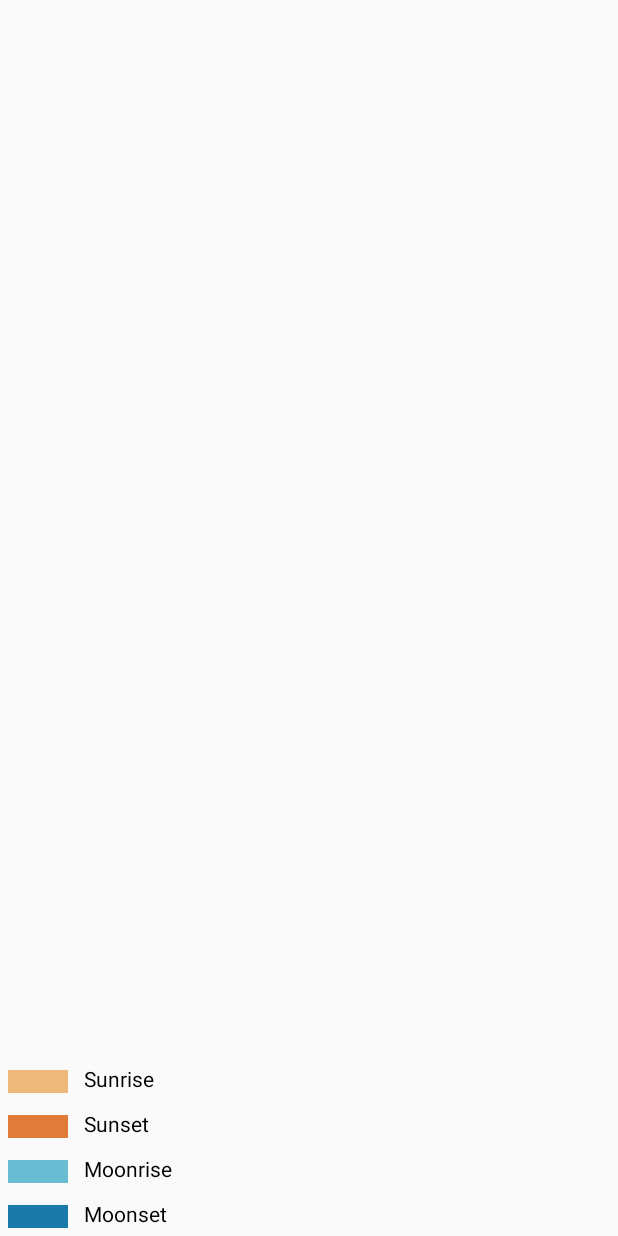
After one commit to pavelber/moonsun, an Android app: the layout activity_legend.xml on its own in the app's theme, with its tools: preview values and no code run, on a phone screen of 412 x 824 dp. The commit adds this screen. Run offline under Robolectric (Android 15) with nearby library versions, the phone set to English and light mode, and no system bars.

Commit message:
transparent view

```diff
--- a/app/build.gradle
+++ b/app/build.gradle
@@ -11,7 +11,7 @@ android {
         applicationId "org.bernshtam.moonandsun"
         minSdkVersion 26
         targetSdkVersion 29
-        versionCode 2
+        versionCode 4
         versionName "1.0"
         testInstrumentationRunner "androidx.test.runner.AndroidJUnitRunner"
 
@@ -42,6 +42,7 @@ dependencies {
     implementation 'androidx.core:core-ktx:1.3.1'
     implementation 'com.google.android.gms:play-services-maps:17.0.0'
     implementation 'androidx.wear:wear:1.0.0'
+    implementation 'androidx.constraintlayout:constraintlayout:1.1.3'
     testImplementation 'junit:junit:4.13'
     androidTestImplementation 'androidx.test.ext:junit:1.1.2'
     androidTestImplementation 'androidx.test.espresso:espresso-core:3.3.0'
--- a/app/src/main/AndroidManifest.xml
+++ b/app/src/main/AndroidManifest.xml
@@ -13,7 +13,6 @@
     <uses-permission android:name="android.permission.INTERNET" />
 
     <application
-
         android:allowBackup="true"
         android:icon="@mipmap/ic_launcher"
         android:label="@string/app_name"
@@ -21,8 +20,11 @@
         android:supportsRtl="true"
         android:theme="@style/AppTheme">
 
-        <uses-library android:name="com.google.android.maps"   android:required="false" />
+        <activity android:name=".LegendActivity" android:theme="@style/Theme.Transparent"></activity>
 
+        <uses-library
+            android:name="com.google.android.maps"
+            android:required="false" />
         <!--
                Set to true if your app is Standalone, that is, it does not require the handheld
                app to run.
@@ -30,8 +32,6 @@
         <meta-data
             android:name="com.google.android.wearable.standalone"
             android:value="true" />
-
-
         <meta-data
             android:name="com.google.android.geo.API_KEY"
             android:value="@string/maps_api_key" />
@@ -45,7 +45,6 @@
                 <category android:name="android.intent.category.LAUNCHER" />
             </intent-filter>
         </activity>
-
     </application>
 
 </manifest>
--- /dev/null
+++ b/app/src/main/java/org/bernshtam/moonandsun/LegendActivity.kt
@@ -0,0 +1,11 @@
+package org.bernshtam.moonandsun
+
+import androidx.appcompat.app.AppCompatActivity
+import android.os.Bundle
+
+class LegendActivity : AppCompatActivity() {
+    override fun onCreate(savedInstanceState: Bundle?) {
+        super.onCreate(savedInstanceState)
+        setContentView(R.layout.activity_legend)
+    }
+}
--- a/app/src/main/java/org/bernshtam/moonandsun/MapsActivity.kt
+++ b/app/src/main/java/org/bernshtam/moonandsun/MapsActivity.kt
@@ -128,6 +128,9 @@ class MapsActivity : AppCompatActivity(), OnMapReadyCallback, OnRequestPermissio
             updateMyLocation()
 
             registerCompassListener()
+
+            val intent = Intent(this@MapsActivity, LegendActivity::class.java)
+            startActivity(intent)
         }
     }
 
--- /dev/null
+++ b/app/src/main/res/layout/activity_legend.xml
@@ -0,0 +1,141 @@
+<?xml version="1.0" encoding="utf-8"?>
+<LinearLayout xmlns:android="http://schemas.android.com/apk/res/android"
+    xmlns:tools="http://schemas.android.com/tools"
+    android:id="@+id/db1_root"
+    android:layout_width="match_parent"
+    android:layout_height="match_parent"
+    android:gravity="bottom"
+    android:orientation="vertical">
+
+    <LinearLayout
+        android:id="@+id/sunrise_layout"
+        android:layout_width="match_parent"
+        android:layout_height="wrap_content"
+        android:gravity="bottom"
+        android:orientation="horizontal">
+
+        <View
+            android:id="@+id/sunrise_color"
+            android:layout_width="40dp"
+            android:layout_height="15dp"
+            android:layout_margin="5dp"
+            android:layout_weight="0"
+            android:background="@color/sunrise"
+            android:gravity="right"
+            android:paddingHorizontal="5dp"
+            android:paddingVertical="5dp"
+            android:visibility="visible"
+            tools:ignore="RtlHardcoded" />
+
+        <TextView
+            android:id="@+id/sunrise"
+            android:layout_width="wrap_content"
+            android:layout_height="wrap_content"
+            android:layout_weight="0"
+            android:gravity="right"
+            android:paddingHorizontal="5dp"
+            android:paddingVertical="5dp"
+            android:text="@string/Sunrise"
+            android:textColor="#000000"
+            tools:ignore="RtlHardcoded" />
+    </LinearLayout>
+
+    <LinearLayout
+        android:id="@+id/sunset_layout"
+        android:layout_width="match_parent"
+        android:layout_height="wrap_content"
+        android:gravity="bottom"
+        android:orientation="horizontal">
+
+        <View
+            android:id="@+id/sunset_color"
+            android:layout_width="40dp"
+            android:layout_height="15dp"
+            android:layout_margin="5dp"
+            android:layout_weight="0"
+            android:background="@color/sunset"
+            android:gravity="right"
+            android:paddingHorizontal="5dp"
+            android:paddingVertical="5dp"
+            android:visibility="visible"
+            tools:ignore="RtlHardcoded" />
+
+        <TextView
+            android:id="@+id/sunset"
+            android:layout_width="wrap_content"
+            android:layout_height="wrap_content"
+            android:layout_weight="0"
+            android:gravity="right"
+            android:paddingHorizontal="5dp"
+            android:paddingVertical="5dp"
+            android:text="@string/Sunset"
+            android:textColor="#000000"
+            tools:ignore="RtlHardcoded" />
+    </LinearLayout>
+
+    <LinearLayout
+        android:id="@+id/moonrise_layout"
+        android:layout_width="match_parent"
+        android:layout_height="wrap_content"
+        android:gravity="bottom"
+        android:orientation="horizontal">
+
+        <View
+            android:id="@+id/moonrise_color"
+            android:layout_width="40dp"
+            android:layout_height="15dp"
+            android:layout_margin="5dp"
+            android:layout_weight="0"
+            android:background="@color/moonrise"
+            android:gravity="right"
+            android:paddingHorizontal="5dp"
+            android:paddingVertical="5dp"
+            android:visibility="visible"
+            tools:ignore="RtlHardcoded" />
+
+        <TextView
+            android:id="@+id/moonrise"
+            android:layout_width="wrap_content"
+            android:layout_height="wrap_content"
+            android:layout_weight="0"
+            android:gravity="right"
+            android:paddingHorizontal="5dp"
+            android:paddingVertical="5dp"
+            android:text="@string/Moonrise"
+            android:textColor="#000000"
+            tools:ignore="RtlHardcoded" />
+    </LinearLayout>
+
+    <LinearLayout
+        android:id="@+id/moonset_layout"
+        android:layout_width="match_parent"
+        android:layout_height="wrap_content"
+        android:gravity="bottom"
+        android:orientation="horizontal">
+
+        <View
+            android:id="@+id/moonset_color"
+            android:layout_width="40dp"
+            android:layout_height="15dp"
+            android:layout_margin="5dp"
+            android:layout_weight="0"
+            android:background="@color/moonset"
+            android:gravity="right"
+            android:paddingHorizontal="5dp"
+            android:paddingVertical="5dp"
+            android:visibility="visible"
+            tools:ignore="RtlHardcoded" />
+
+        <TextView
+            android:id="@+id/moonset"
+            android:layout_width="wrap_content"
+            android:layout_height="wrap_content"
+            android:layout_weight="0"
+            android:gravity="right"
+            android:paddingHorizontal="5dp"
+            android:paddingVertical="5dp"
+            android:text="@string/Moonset"
+            android:textColor="#000000"
+            tools:ignore="RtlHardcoded" />
+    </LinearLayout>
+</LinearLayout>
--- a/app/src/main/res/values/colors.xml
+++ b/app/src/main/res/values/colors.xml
@@ -3,4 +3,8 @@
     <color name="colorPrimary">#008577</color>
     <color name="colorPrimaryDark">#00574B</color>
     <color name="colorAccent">#D81B60</color>
+    <color name="sunset">#E07B39</color>
+    <color name="sunrise">#EDB879</color>
+    <color name="moonrise">#69BDD2</color>
+    <color name="moonset">#1979A9</color>
 </resources>
--- a/app/src/main/res/values/styles.xml
+++ b/app/src/main/res/values/styles.xml
@@ -8,4 +8,13 @@
         <item name="colorAccent">@color/colorAccent</item>
     </style>
 
+    <style name="Theme.Transparent" parent="Theme.AppCompat.Light.NoActionBar">
+        <item name="android:windowIsTranslucent">true</item>
+        <item name="android:windowBackground">@android:color/transparent</item>
+        <item name="android:windowContentOverlay">@null</item>
+        <item name="android:windowNoTitle">true</item>
+        <item name="android:backgroundDimEnabled">true</item>
+        <item name="colorPrimaryDark">@android:color/transparent</item>
+    </style>
+
 </resources>
```
